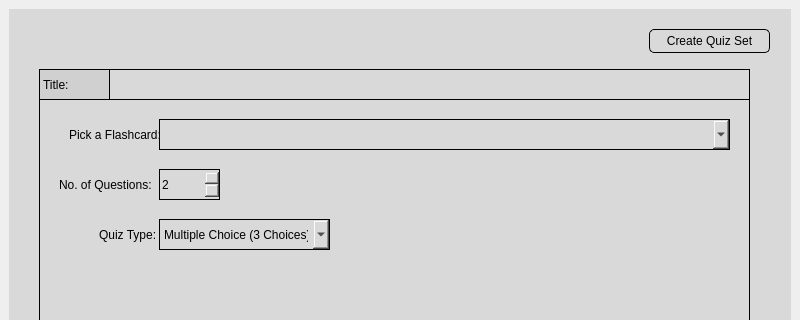
First picture: the form in ui/quizzes_window.ui, repository sudo-sanoo/quizify_flashcard_quizzer, before the edit; both pictures show x 0 to 800 and y 0 to 320 of the 800 by 600 pixel window.
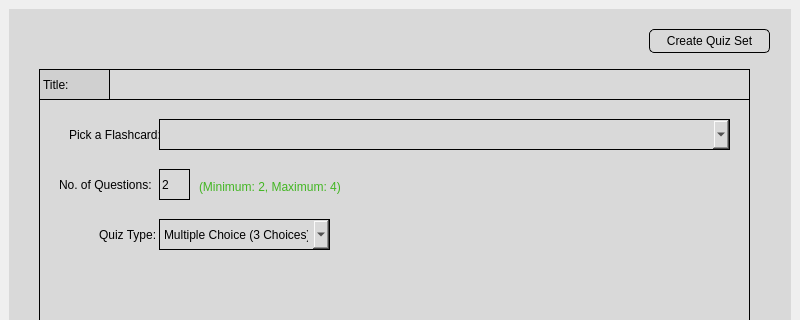
Second picture: the form after the edit.

What changed in the file:
```diff
--- a/ui/quizzes_window.ui
+++ b/ui/quizzes_window.ui
@@ -41,14 +41,14 @@
       <widget class="QLabel" name="error_message">
        <property name="geometry">
         <rect>
-         <x>270</x>
+         <x>190</x>
          <y>20</y>
-         <width>361</width>
+         <width>441</width>
          <height>20</height>
         </rect>
        </property>
        <property name="layoutDirection">
-        <enum>Qt::LeftToRight</enum>
+        <enum>Qt::RightToLeft</enum>
        </property>
        <property name="styleSheet">
         <string notr="true">color: rgb(170, 0, 0);</string>
@@ -206,18 +206,65 @@
          <rect>
           <x>120</x>
           <y>100</y>
-          <width>61</width>
+          <width>31</width>
           <height>31</height>
          </rect>
         </property>
+        <property name="focusPolicy">
+         <enum>Qt::StrongFocus</enum>
+        </property>
+        <property name="layoutDirection">
+         <enum>Qt::LeftToRight</enum>
+        </property>
         <property name="styleSheet">
          <string notr="true">color: rgb(0, 0, 0);</string>
         </property>
+        <property name="wrapping">
+         <bool>false</bool>
+        </property>
+        <property name="frame">
+         <bool>true</bool>
+        </property>
+        <property name="readOnly">
+         <bool>false</bool>
+        </property>
+        <property name="buttonSymbols">
+         <enum>QAbstractSpinBox::NoButtons</enum>
+        </property>
+        <property name="suffix">
+         <string/>
+        </property>
         <property name="minimum">
          <number>2</number>
         </property>
         <property name="maximum">
-         <number>5</number>
+         <number>4</number>
+        </property>
+        <property name="singleStep">
+         <number>1</number>
+        </property>
+        <property name="stepType">
+         <enum>QAbstractSpinBox::DefaultStepType</enum>
+        </property>
+        <property name="value">
+         <number>2</number>
+        </property>
+       </widget>
+       <widget class="QLabel" name="label_4">
+        <property name="geometry">
+         <rect>
+          <x>160</x>
+          <y>110</y>
+          <width>151</width>
+          <height>16</height>
+         </rect>
+        </property>
+        <property name="styleSheet">
+         <string notr="true">color: rgb(66, 182, 34);
+border: none;</string>
+        </property>
+        <property name="text">
+         <string>(Minimum: 2, Maximum: 4)</string>
         </property>
        </widget>
        <zorder>quiz_title</zorder>
```
Left out of the diff: 4 changed lines with no effect on the pictures.
